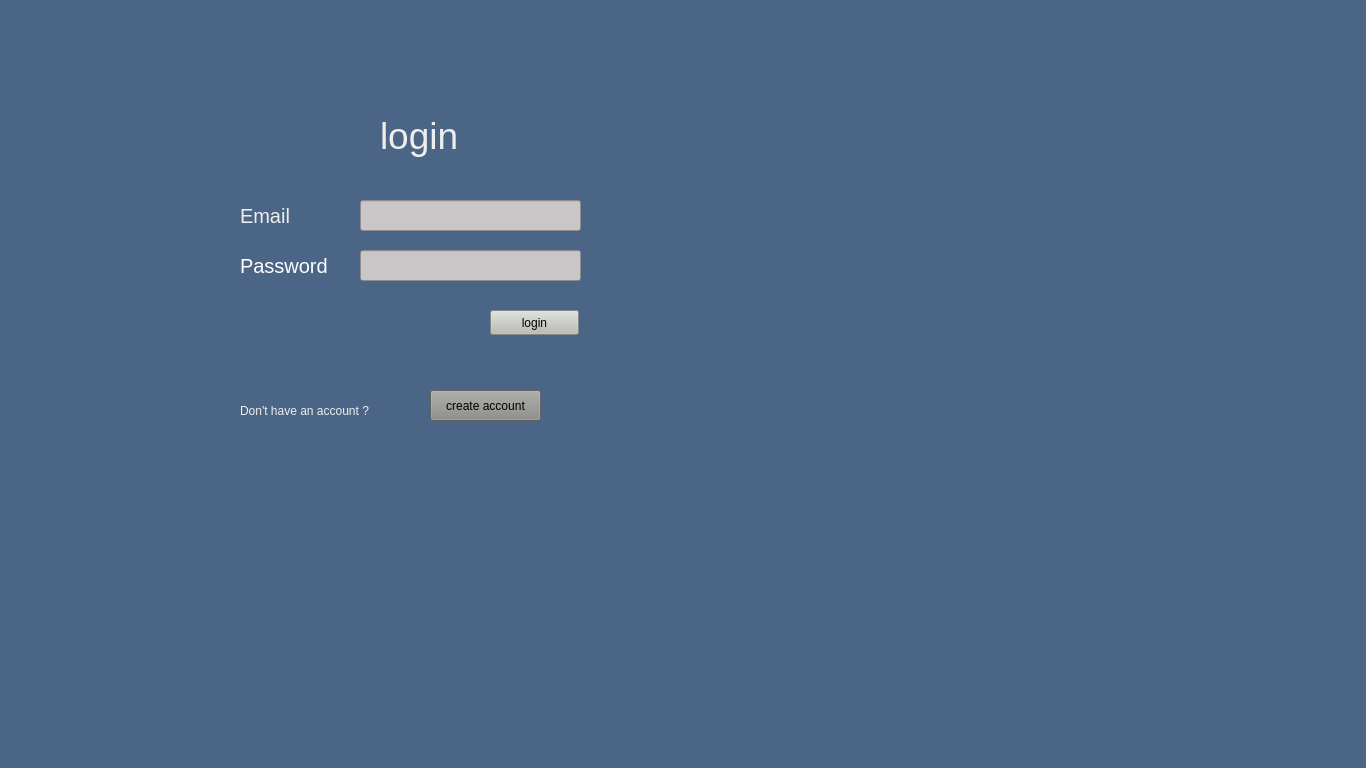
Old version of the form login2.ui in the repository aatish-infostride/pyqt.
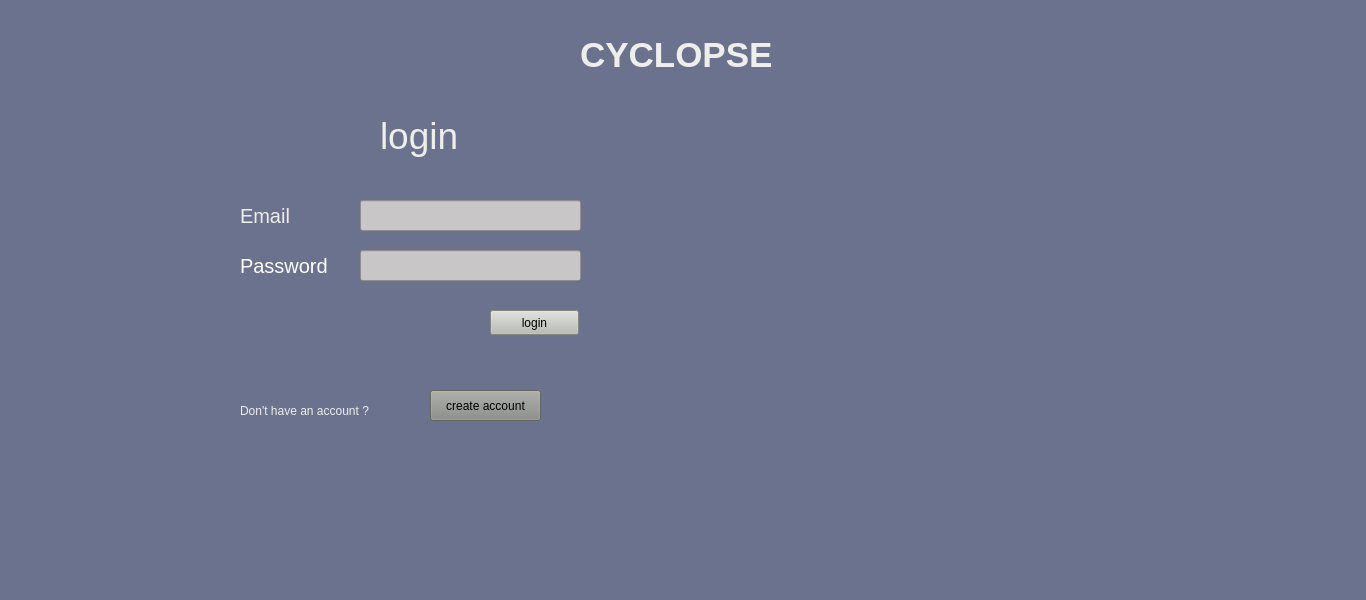
New version of the form.

Diff of the .ui file:
```diff
--- a/login2.ui
+++ b/login2.ui
@@ -7,7 +7,7 @@
     <x>0</x>
     <y>0</y>
     <width>1366</width>
-    <height>768</height>
+    <height>600</height>
    </rect>
   </property>
   <property name="minimumSize">
@@ -20,7 +20,7 @@
    <string>MainWindow</string>
   </property>
   <property name="styleSheet">
-   <string notr="true">background-color: #4B6587;</string>
+   <string notr="true">background-color: #6B728E;</string>
   </property>
   <widget class="QWidget" name="centralwidget">
    <widget class="QLineEdit" name="password">
@@ -73,22 +73,6 @@
      <string>create account</string>
     </property>
    </widget>
-   <widget class="QLabel" name="error_label">
-    <property name="geometry">
-     <rect>
-      <x>330</x>
-      <y>590</y>
-      <width>351</width>
-      <height>20</height>
-     </rect>
-    </property>
-    <property name="styleSheet">
-     <string notr="true">color: rgb(255, 255, 255);</string>
-    </property>
-    <property name="text">
-     <string/>
-    </property>
-   </widget>
    <widget class="QLabel" name="label_4">
     <property name="geometry">
      <rect>
@@ -176,7 +160,7 @@
     <property name="geometry">
      <rect>
       <x>270</x>
-      <y>460</y>
+      <y>480</y>
       <width>351</width>
       <height>20</height>
      </rect>
@@ -188,18 +172,26 @@
      <string/>
     </property>
    </widget>
+   <widget class="QLabel" name="label_12">
+    <property name="geometry">
+     <rect>
+      <x>580</x>
+      <y>30</y>
+      <width>191</width>
+      <height>51</height>
+     </rect>
+    </property>
+    <property name="layoutDirection">
+     <enum>Qt::LeftToRight</enum>
+    </property>
+    <property name="autoFillBackground">
+     <bool>false</bool>
+    </property>
+    <property name="text">
+     <string>&lt;html&gt;&lt;head/&gt;&lt;body&gt;&lt;p&gt;&lt;span style=&quot; font-size:26pt; font-weight:600; color:#eeeeec;&quot;&gt;CYCLOPSE&lt;/span&gt;&lt;/p&gt;&lt;/body&gt;&lt;/html&gt;</string>
+    </property>
+   </widget>
   </widget>
-  <widget class="QMenuBar" name="menubar">
-   <property name="geometry">
-    <rect>
-     <x>0</x>
-     <y>0</y>
-     <width>1366</width>
-     <height>22</height>
-    </rect>
-   </property>
-  </widget>
-  <widget class="QStatusBar" name="statusbar"/>
  </widget>
  <resources/>
  <connections/>
```
